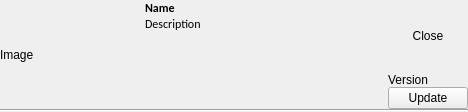
roam-qgis/Roam, file src/roam/ui/ui_projectwidget.ui: the form before one commit.
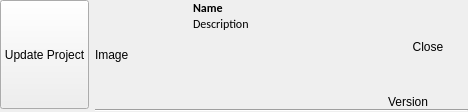
The form after the commit. Icons and pictures are not drawn.

Commit message: update project and widget on project updated

```diff
--- a/src/roam/ui/ui_projectwidget.ui
+++ b/src/roam/ui/ui_projectwidget.ui
@@ -38,7 +38,7 @@
    <property name="margin">
     <number>0</number>
    </property>
-   <item row="0" column="0" rowspan="2">
+   <item row="0" column="1" rowspan="3">
     <widget class="QLabel" name="imagelabel">
      <property name="sizePolicy">
       <sizepolicy hsizetype="MinimumExpanding" vsizetype="Expanding">
@@ -66,7 +66,7 @@
      </property>
     </widget>
    </item>
-   <item row="0" column="1" rowspan="2">
+   <item row="0" column="2" rowspan="3">
     <layout class="QVBoxLayout" name="verticalLayout">
      <item>
       <widget class="QLabel" name="namelabel">
@@ -134,7 +134,7 @@
      </item>
     </layout>
    </item>
-   <item row="0" column="3" rowspan="2">
+   <item row="0" column="4" rowspan="2">
     <spacer name="horizontalSpacer">
      <property name="orientation">
       <enum>Qt::Horizontal</enum>
@@ -150,7 +150,7 @@
      </property>
     </spacer>
    </item>
-   <item row="2" column="0" colspan="10">
+   <item row="3" column="1" colspan="10">
     <widget class="Line" name="line">
      <property name="styleSheet">
       <string notr="true">color: rgb(147, 147, 147);</string>
@@ -160,7 +160,7 @@
      </property>
     </widget>
    </item>
-   <item row="0" column="9">
+   <item row="0" column="10" rowspan="3">
     <layout class="QVBoxLayout" name="verticalLayout_2">
      <property name="rightMargin">
       <number>0</number>
@@ -230,15 +230,21 @@
        </property>
       </widget>
      </item>
-     <item>
-      <widget class="QPushButton" name="updateButton">
-       <property name="text">
-        <string>Update</string>
-       </property>
-      </widget>
-     </item>
     </layout>
    </item>
+   <item row="0" column="0" rowspan="3">
+    <widget class="QPushButton" name="updateButton">
+     <property name="sizePolicy">
+      <sizepolicy hsizetype="Maximum" vsizetype="Preferred">
+       <horstretch>0</horstretch>
+       <verstretch>0</verstretch>
+      </sizepolicy>
+     </property>
+     <property name="text">
+      <string>Update Project</string>
+     </property>
+    </widget>
+   </item>
   </layout>
  </widget>
  <resources>
```
The commit also changes 2 other files.
